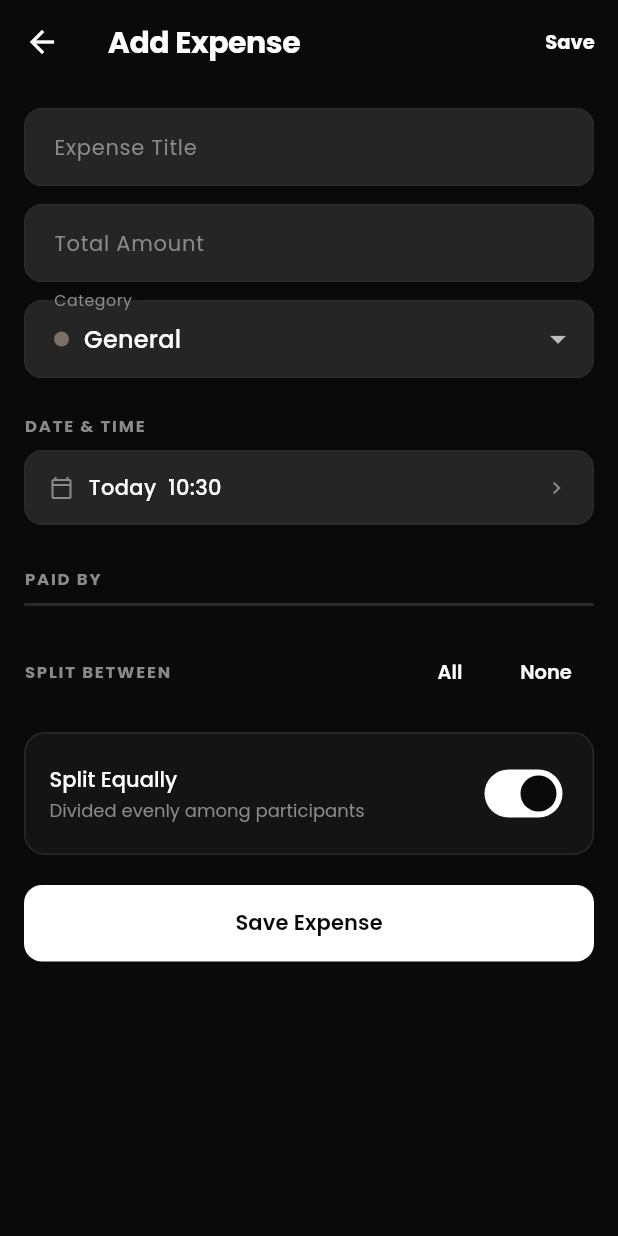
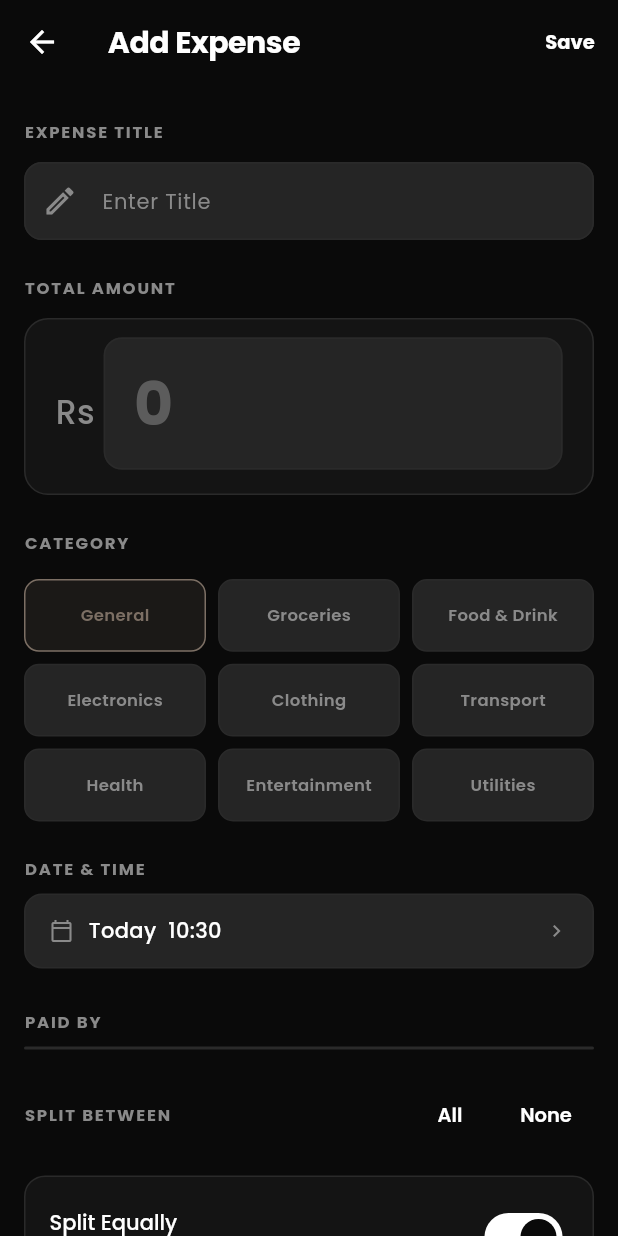
Before and after one commit to viyxsh/Expensio, a Flutter app: the AddExpenseScreen screen opened directly with empty values, on a phone screen of 412 x 824 dp. Run offline on Flutter 3.47's test engine with Material 3 defaults, Android fonts, the phone set to English and light mode, and no system bars; our stand-ins replace app_links, cloud_firestore, firebase_auth, firebase_core, fl_chart, flutter_contacts and 11 more; missing offline and left inert: google_mlkit_text_recognition, mobile_scanner; accounts and stored records are empty; network calls fail.

Commit message:
feat: match group expense form to transaction page styling

```diff
--- a/lib/screens/add_expense_screen.dart
+++ b/lib/screens/add_expense_screen.dart
@@ -328,67 +328,126 @@ class _AddExpenseScreenState extends State<AddExpenseScreen> {
           ),
         ],
       ),
-      body: Form(
+      body: SafeArea(
+        child: Form(
           key: _formKey,
           child: ListView(
           padding: const EdgeInsets.all(16),
           children: [
             // Title
+            const SectionHeader(title: 'Expense Title'),
+            const SizedBox(height: 4),
             TextFormField(
               controller: _titleCtrl,
               decoration: const InputDecoration(
-                labelText: 'Expense Title',
-                hintText: 'e.g. Dinner, Movie tickets',
+                hintText: 'Enter Title',
+                prefixIcon: Icon(Icons.edit_outlined),
               ),
               textCapitalization: TextCapitalization.sentences,
               validator: (v) =>
               (v == null || v.trim().isEmpty) ? 'Required' : null,
             ),
-            const SizedBox(height: 12),
+            const SizedBox(height: 16),
 
             // Amount
-            TextFormField(
+            const SectionHeader(title: 'Total Amount'),
+            const SizedBox(height: 4),
+            Container(
+              padding: const EdgeInsets.fromLTRB(20, 12, 20, 16),
+              decoration: BoxDecoration(
+                color: AppTheme.surface,
+                borderRadius: BorderRadius.circular(16),
+                border: Border.all(color: AppTheme.divider),
+              ),
+              child: Row(
+                crossAxisAlignment: CrossAxisAlignment.baseline,
+                textBaseline: TextBaseline.alphabetic,
+                children: [
+                  // Follows the selected reporting currency.
+                  Text('${AppSettings.currencySymbol} ',
+                      style: TextStyle(
+                          color: AppTheme.textSecondary,
+                          fontSize: 22,
+                          fontWeight: FontWeight.w500)),
+                  Expanded(
+                    child: TextFormField(
                       controller: _amountCtrl,
-              decoration: const InputDecoration(
-                labelText: 'Total Amount',
-                prefixText: 'Rs ',
+                      keyboardType:
+                      const TextInputType.numberWithOptions(decimal: true),
+                      style: TextStyle(
+                        color: AppTheme.textPrimary,
+                        fontSize: 40,
+                        fontWeight: FontWeight.w700,
                       ),
-              keyboardType: const TextInputType.numberWithOptions(decimal: true),
+                      // Hint matches the input's scale so it doesn't
+                      // look lost inside the tall box.
+                      decoration: InputDecoration(
+                        border: InputBorder.none,
+                        hintText: '0',
+                        hintStyle: TextStyle(
+                          color: AppTheme.textSecondary
+                              .withValues(alpha: 0.55),
+                          fontSize: 40,
+                          fontWeight: FontWeight.w700,
+                        ),
+                      ),
                       onChanged: (_) => setState(() {
                         if (!_splitEqually) _syncUnlocked();
                       }),
                       validator: (v) {
                         if (v == null || v.isEmpty) return 'Required';
-                if (double.tryParse(v) == null || double.parse(v) <= 0) {
+                        if (double.tryParse(v) == null ||
+                            double.parse(v) <= 0) {
                           return 'Invalid amount';
                         }
                         return null;
                       },
                     ),
-            const SizedBox(height: 12),
+                  ),
+                ],
+              ),
+            ),
+            const SizedBox(height: 16),
 
             // Category
-            DropdownButtonFormField<String>(
-              value: _selectedCategory,
-              dropdownColor: AppTheme.surfaceHigh,
-              decoration: const InputDecoration(labelText: 'Category'),
-              items: _categories
-                  .map((c) => DropdownMenuItem(
-                value: c,
-                child: Row(children: [
-                  Container(
-                    width: 10, height: 10,
-                    margin: const EdgeInsets.only(right: 10),
+            const SectionHeader(title: 'Category'),
+            const SizedBox(height: 8),
+            GridView.count(
+              shrinkWrap: true,
+              physics: const NeverScrollableScrollPhysics(),
+              crossAxisCount: 3,
+              childAspectRatio: 2.5,
+              mainAxisSpacing: 8,
+              crossAxisSpacing: 8,
+              children: _categories.map((c) {
+                final selected = c == _selectedCategory;
+                final color = AppTheme.categoryColor(c);
+
+                return GestureDetector(
+                  onTap: () => setState(() => _selectedCategory = c),
+                  child: Container(
                     decoration: BoxDecoration(
-                      color: AppTheme.categoryColor(c),
-                      shape: BoxShape.circle,
+                      color: selected
+                          ? color.withOpacity(0.15)
+                          : AppTheme.surfaceMid,
+                      borderRadius: BorderRadius.circular(10),
+                      border: Border.all(
+                        color: selected ? color : AppTheme.divider,
                       ),
                     ),
-                  Text(c),
-                ]),
-              ))
-                  .toList(),
-              onChanged: (v) => setState(() => _selectedCategory = v!),
+                    child: Center(
+                      child: Text(
+                        c,
+                        style: TextStyle(
+                          fontSize: 11,
+                          fontWeight: FontWeight.w600,
+                          color: selected ? color : AppTheme.textSecondary,
+                        ),
+                      ),
+                    ),
+                  ),
+                );
+              }).toList(),
             ),
             const SizedBox(height: 16),
 
@@ -461,6 +520,7 @@ class _AddExpenseScreenState extends State<AddExpenseScreen> {
             ),
             const SizedBox(height: 40),
           ],
+        ),
         ),
       ),
     );
@@ -696,7 +756,7 @@ class _AddExpenseScreenState extends State<AddExpenseScreen> {
                               borderRadius: BorderRadius.circular(20),
                             ),
                             child: Text(
-                              isPct ? '%' : 'Rs',
+                              isPct ? '%' : AppSettings.currencySymbol,
                               style: TextStyle(
                                 fontSize: 12,
                                 fontWeight: FontWeight.w700,
@@ -819,7 +879,7 @@ class _AddExpenseScreenState extends State<AddExpenseScreen> {
                 trailing: Text(
                   item.totalPrice == null
                       ? '—'
-                      : 'Rs ${item.totalPrice!.toStringAsFixed(2)}',
+                      : '${AppSettings.currencySymbol} ${item.totalPrice!.toStringAsFixed(2)}',
                   style: TextStyle(
                       fontWeight: FontWeight.w600,
                       fontSize: 13,
```
Lines whose indentation alone changed are shown as unchanged.
